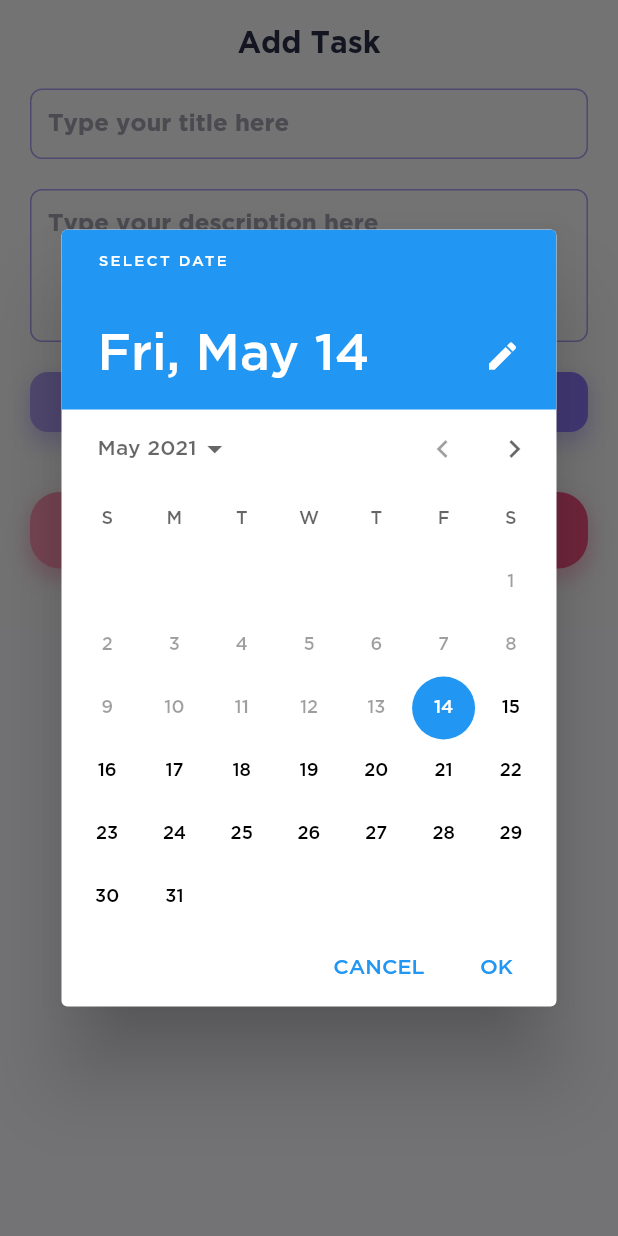
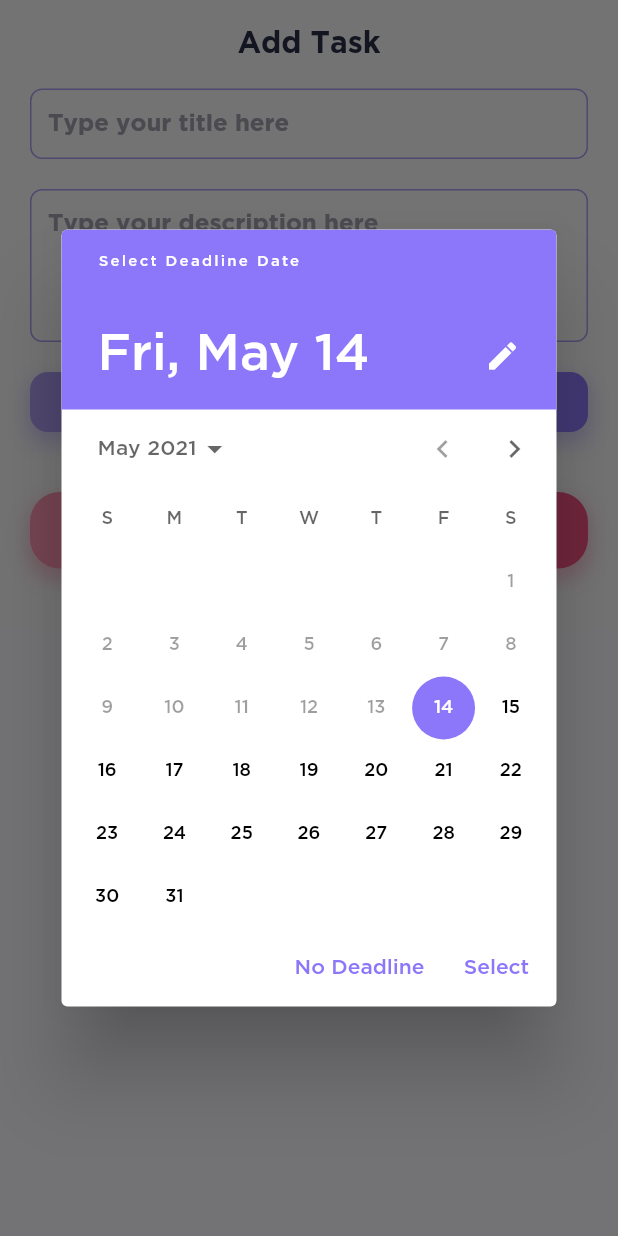
Before and after one commit to Adithya-13/Flutask, a Flutter app: the AddTaskSheet widget shown alone on an empty page, opened directly, after a tap on "Date", on a phone screen of 412 x 824 dp. Run offline on Flutter 3.47's test engine with Material 2 defaults, Android fonts, the phone set to English and light mode, and no system bars; our stand-ins replace auto_size_text, bloc, carousel_slider, equatable, flutter_bloc, flutter_svg and 4 more; accounts and stored records are empty; generated files the repository leaves out were written again.

Commit message:
customize date & time picker

```diff
--- a/lib/logic/blocs/bloc_delegate.dart
+++ b/lib/logic/blocs/bloc_delegate.dart
@@ -1,5 +1,4 @@
 import 'package:bloc/bloc.dart';
-import 'package:equatable/equatable.dart';
 
 class SimpleBlocObserver extends BlocObserver {
 
--- a/lib/logic/blocs/task_category/task_category_bloc.dart
+++ b/lib/logic/blocs/task_category/task_category_bloc.dart
@@ -36,7 +36,6 @@ class TaskCategoryBloc extends Bloc<TaskCategoryEvent, TaskCategoryState> {
   Stream<TaskCategoryState> _mapTaskCategoryFetchedToState(
       GetTaskCategory event) async* {
     yield TaskCategoryLoading();
-    await Future.delayed(Duration(seconds: 3));
     try {
       final TaskCategoryEntity entity =
           await _taskRepository.getAllTaskCategories();
--- a/lib/main.dart
+++ b/lib/main.dart
@@ -57,7 +57,7 @@ class MyApp extends StatelessWidget {
     return MaterialApp(
       title: 'FluTask',
       theme: ThemeData(
-          primarySwatch: Colors.blue,
+          primarySwatch: Colors.deepPurple,
           scaffoldBackgroundColor: AppTheme.scaffoldColor,
           fontFamily: 'Gotham'),
       onGenerateRoute: _router.getRoute,
--- a/lib/presentation/pages/base_page.dart
+++ b/lib/presentation/pages/base_page.dart
@@ -171,6 +171,19 @@ class _AddTaskSheetState extends State<AddTaskSheet> {
                                           initialDate: datePicked ?? DateTime.now(),
                                           firstDate: DateTime.now(),
                                           lastDate: DateTime(2025),
+                                              helpText: 'Select Deadline Date',
+                                              confirmText: 'Select',
+                                              cancelText: 'No Deadline',
+                                              builder: (context, child) {
+                                                return Theme(
+                                                  data: ThemeData(fontFamily: 'Gotham').copyWith(
+                                                    colorScheme: ColorScheme.light().copyWith(
+                                                      primary: AppTheme.cornflowerBlue,
+                                                    ),
+                                                  ), // This will change to light theme.
+                                                  child: child!,
+                                                );
+                                              },
                                         );
                                         if (picked != null &&
                                             picked != datePicked) {
@@ -196,6 +209,19 @@ class _AddTaskSheetState extends State<AddTaskSheet> {
                                           context: context,
                                           initialTime:
                                               timePicked ?? TimeOfDay.now(),
+                                              helpText: 'Select Deadline Time',
+                                              confirmText: 'Select',
+                                              cancelText: 'No Deadline',
+                                              builder: (context, child) {
+                                                return Theme(
+                                                  data: ThemeData(fontFamily: 'Gotham').copyWith(
+                                                    colorScheme: ColorScheme.light().copyWith(
+                                                      primary: AppTheme.cornflowerBlue,
+                                                    ),
+                                                  ), // This will change to light theme.
+                                                  child: child!,
+                                                );
+                                              },
                                         );
                                         if (picked != null &&
                                             picked != timePicked) {
```
